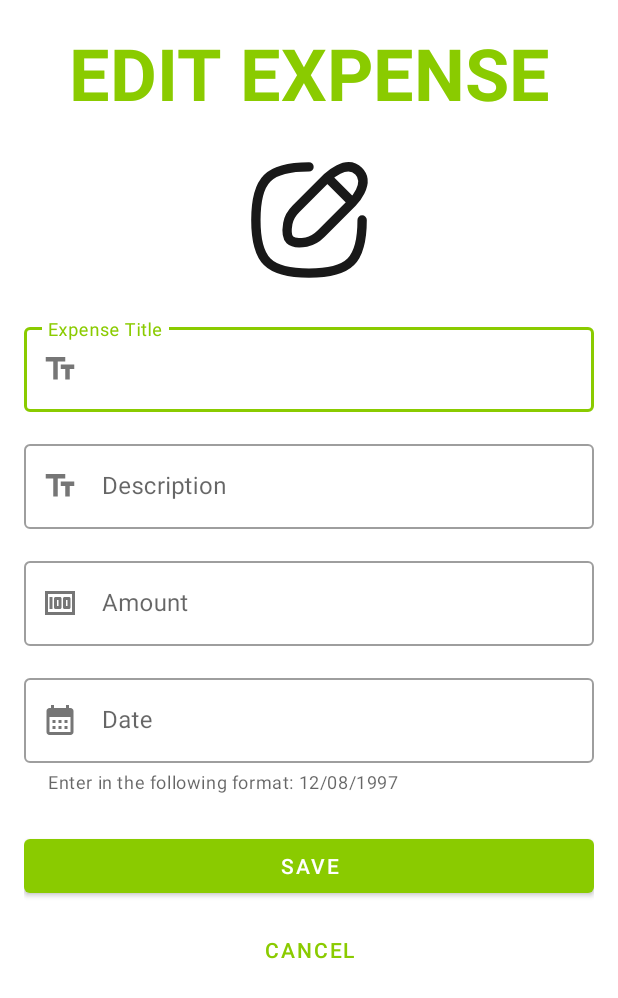
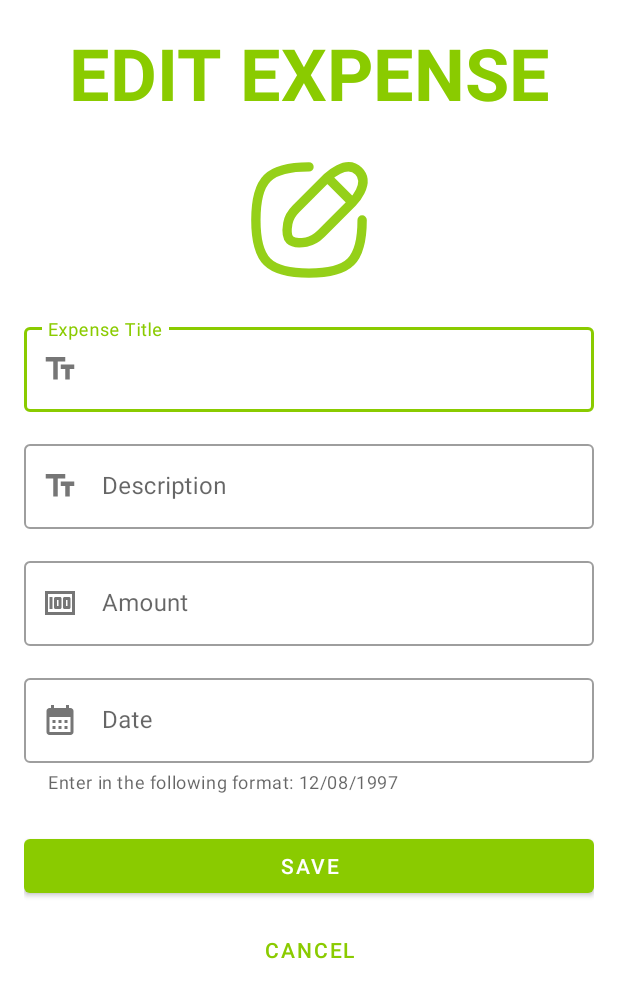
Before and after one commit to wuocdat/Money-Manager, an Android app: the layout fragment_edit.xml on its own in the app's theme, with its tools: preview values and no code run, on a phone screen of 412 x 824 dp. Shown: the top 998 px of the screen. Run offline under Robolectric (Android 15) with nearby library versions, the phone set to English and light mode, and no system bars.

Commit message:
add multiple languages

```diff
--- a/app/src/main/java/com/wuocdat/moneymanager/Adapters/CategoryAdapter.kt
+++ b/app/src/main/java/com/wuocdat/moneymanager/Adapters/CategoryAdapter.kt
@@ -1,7 +1,6 @@
 package com.wuocdat.moneymanager.Adapters
 
 import android.content.Context
-import android.opengl.Visibility
 import android.view.LayoutInflater
 import android.view.View
 import android.view.ViewGroup
@@ -46,7 +45,7 @@ class CategoryAdapter(
         val currentItem = listData[position]
 
         holder.imageView.setImageResource(currentItem.imageResId)
-        holder.textView.text = currentItem.categoryName
+        holder.textView.text = context.resources.getString(currentItem.nameResId)
         holder.cardView.setCardBackgroundColor(context.getColor(currentItem.primaryColor))
         holder.container.setBackgroundColor(context.getColor(currentItem.secondaryColor))
 
--- a/app/src/main/java/com/wuocdat/moneymanager/Data/CategoryItem.kt
+++ b/app/src/main/java/com/wuocdat/moneymanager/Data/CategoryItem.kt
@@ -2,6 +2,7 @@ package com.wuocdat.moneymanager.Data
 
 data class CategoryItem(
     val imageResId: Int,
+    val nameResId: Int,
     val categoryName: String,
     val primaryColor: Int,
     val secondaryColor: Int
--- a/app/src/main/res/drawable/ic_edit.xml
+++ b/app/src/main/res/drawable/ic_edit.xml
@@ -3,6 +3,6 @@
     android:width="24dp" xmlns:android="http://schemas.android.com/apk/res/android">
     <path android:fillColor="#00000000"
         android:pathData="M18.944,9.188L14.944,5.188M18.944,9.188L13.946,14.186C13.287,14.845 12.488,15.365 11.57,15.523C10.643,15.683 9.493,15.736 8.944,15.188C8.396,14.639 8.449,13.489 8.609,12.562C8.767,11.644 9.287,10.845 9.946,10.186L14.944,5.188M18.944,9.188C18.944,9.188 21.944,6.188 19.944,4.188C17.944,2.188 14.944,5.188 14.944,5.188M20.5,12C20.5,18.5 18.5,20.5 12,20.5C5.5,20.5 3.5,18.5 3.5,12C3.5,5.5 5.5,3.5 12,3.5"
-        android:strokeColor="#000000" android:strokeLineCap="round"
+        android:strokeColor="#8acb00" android:strokeLineCap="round"
         android:strokeLineJoin="round" android:strokeWidth="1.5"/>
 </vector>
--- a/app/src/main/res/layout/fragment_edit.xml
+++ b/app/src/main/res/layout/fragment_edit.xml
@@ -13,7 +13,7 @@
         android:id="@+id/textView9"
         android:layout_width="match_parent"
         android:layout_height="wrap_content"
-        android:text="Edit Expense"
+        android:text="@string/edit_expense"
         android:textAlignment="center"
         android:textAllCaps="true"
         android:textColor="@color/primary_color"
@@ -32,7 +32,7 @@
         android:layout_width="match_parent"
         android:layout_height="wrap_content"
         android:layout_marginBottom="16dp"
-        android:hint="Expense Title"
+        android:hint="@string/expense_title_2"
         app:startIconDrawable="@drawable/ic_text">
 
         <com.google.android.material.textfield.TextInputEditText
@@ -47,7 +47,7 @@
         android:layout_width="match_parent"
         android:layout_height="wrap_content"
         android:layout_marginBottom="16dp"
-        android:hint="Description"
+        android:hint="@string/description_2"
         app:startIconDrawable="@drawable/ic_text">
 
         <com.google.android.material.textfield.TextInputEditText
@@ -62,7 +62,7 @@
         android:layout_width="match_parent"
         android:layout_height="wrap_content"
         android:layout_marginBottom="16dp"
-        android:hint="Amount"
+        android:hint="@string/amount"
         app:startIconDrawable="@drawable/ic_money">
 
         <com.google.android.material.textfield.TextInputEditText
@@ -78,9 +78,9 @@
         android:layout_width="match_parent"
         android:layout_height="wrap_content"
         android:layout_marginBottom="16dp"
-        android:hint="Date"
+        android:hint="@string/date"
         app:helperTextEnabled="true"
-        app:helperText="Enter in the following format: 12/08/1997"
+        app:helperText="@string/time_helper_text"
         app:startIconDrawable="@drawable/ic_calendar">
 
         <com.google.android.material.textfield.TextInputEditText
@@ -96,7 +96,7 @@
         android:layout_width="match_parent"
         android:layout_height="wrap_content"
         android:layout_marginTop="8dp"
-        android:text="Save" />
+        android:text="@string/save" />
 
     <Button
         style="@style/Widget.MaterialComponents.Button.TextButton"
--- a/app/src/main/res/values/strings.xml
+++ b/app/src/main/res/values/strings.xml
@@ -38,4 +38,23 @@
     <string name="choose_month">Choose month</string>
     <string name="transaction_times">%1$d times</string>
     <string name="of_your_spendings">of your spendings</string>
+    <string name="date_2">Date:</string>
+    <string name="expense_title">Expense title:</string>
+    <string name="description">Description</string>
+    <string name="total">Total</string>
+    <string name="expense_title_2">Expense Title</string>
+    <string name="amount">Amount</string>
+    <string name="time_helper_text">Enter in the following format: 12/08/1997</string>
+    <string name="description_2">Description</string>
+    <string name="edit_expense">Edit Expense</string>
+    <string name="medicine">Medicine</string>
+    <string name="shopping">Shopping</string>
+    <string name="device">Device</string>
+    <string name="commuting">Commuting</string>
+    <string name="drink">Drink</string>
+    <string name="fashion">Fashion</string>
+    <string name="food">Food</string>
+    <string name="haircut">Haircut</string>
+    <string name="repair">Repair</string>
+    <string name="others">Others</string>
 </resources>
```
Also changed, not shown: app/src/main/java/com/wuocdat/moneymanager/Adapters/ExpenseAdapter.kt (+6 -3 lines), app/src/main/java/com/wuocdat/moneymanager/Adapters/StatisticAdapter.kt (+7 -1 lines), app/src/main/java/com/wuocdat/moneymanager/Utils/StringUtils.kt (+15 -5 lines), app/src/main/java/com/wuocdat/moneymanager/View/Activity/DetailActivity.kt (+11 -7 lines), app/src/main/java/com/wuocdat/moneymanager/View/Activity/NewExpenseActivity.kt (+3 -5 lines), app/src/main/java/com/wuocdat/moneymanager/View/Fragment/ProcessFragment.kt (+8 -3 lines), app/src/main/res/layout/fragment_receipt.xml (+4 -5 lines), 1 other file.
